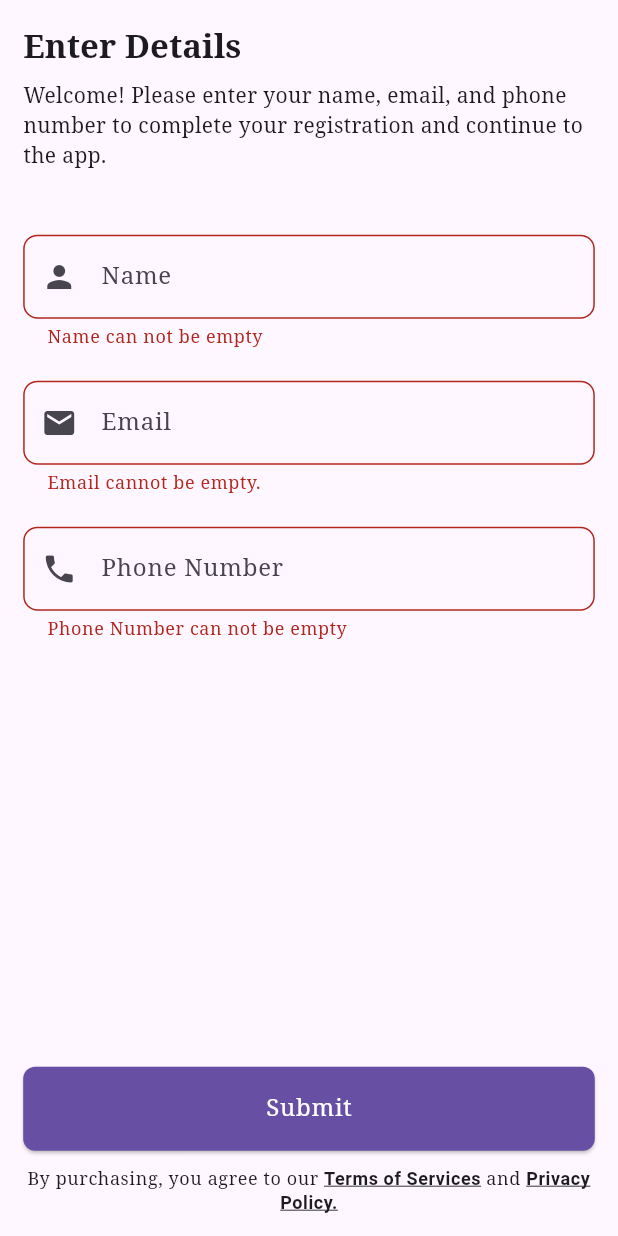
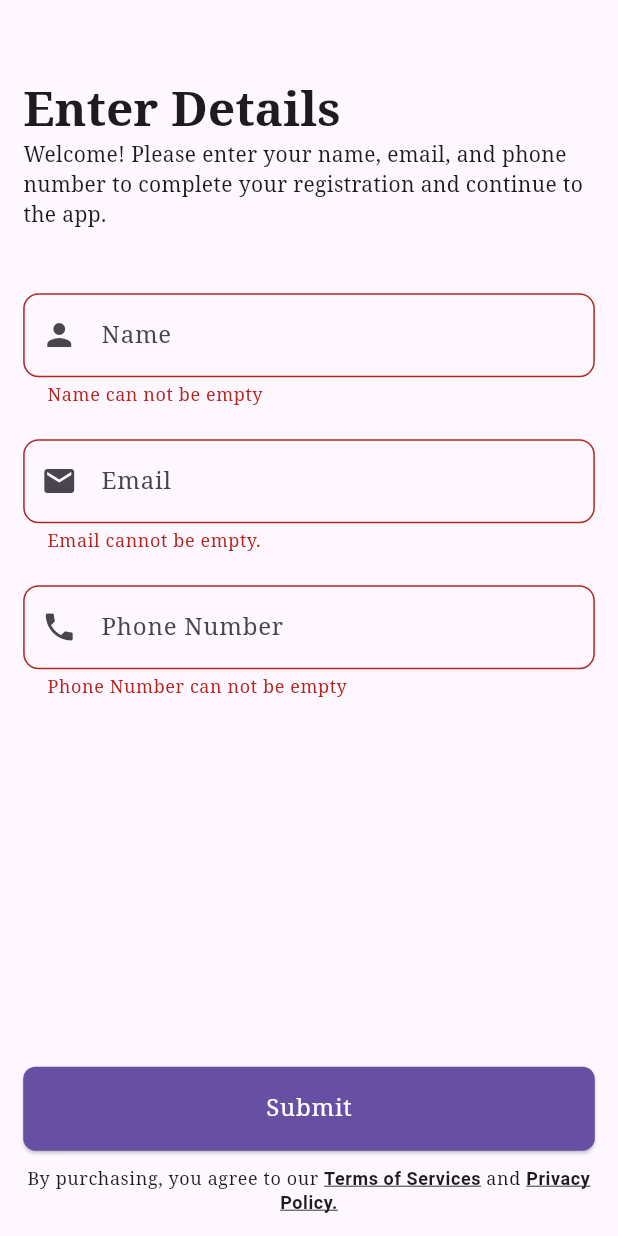
Before and after one commit to Prashant4900/basic_template, a Flutter app: the screen it shows after launch, after a tap on "Skip", after a tap on "Submit", on a phone screen of 412 x 824 dp. Run offline on Flutter 3.47's test engine with Material 3 defaults, Android fonts, the phone set to English and light mode, and no system bars; our stand-ins replace bloc, equatable, flutter_bloc, flutter_native_splash, flutter_screenutil, get_it and 3 more.

Commit message:
add update detail screen

```diff
--- /dev/null
+++ b/lib/utility/regex.dart
@@ -0,0 +1,4 @@
+class MyRegex {
+  static const String emailRegex =
+      r'^[a-zA-Z0-9._%+-]+@[a-zA-Z0-9.-]+\.[a-zA-Z]{2,}$';
+}
--- a/lib/views/components/buttons.dart
+++ b/lib/views/components/buttons.dart
@@ -1,4 +1,5 @@
 import 'package:flutter/material.dart';
+import 'package:flutter_screenutil/flutter_screenutil.dart';
 
 class CustomElevatedButton extends StatelessWidget {
   const CustomElevatedButton({
@@ -18,7 +19,7 @@
         foregroundColor: Theme.of(context).colorScheme.onPrimary,
         minimumSize: const Size(double.infinity, kToolbarHeight),
         shape: RoundedRectangleBorder(
-          borderRadius: BorderRadius.circular(8),
+          borderRadius: BorderRadius.circular(8.dm),
         ),
       ),
       onPressed: onPressed,
--- a/lib/views/components/custom_text_field.dart
+++ b/lib/views/components/custom_text_field.dart
@@ -3,29 +3,29 @@
 
 class CustomTextField extends StatelessWidget {
   const CustomTextField({
-    required this.nameController,
-    required this.detail,
+    required this.controller,
+    required this.hintText,
     required this.validation,
     required this.iconData,
     super.key,
   });
 
-  final TextEditingController nameController;
-  final String detail;
+  final TextEditingController controller;
+  final String hintText;
   final FormFieldValidator<String> validation;
   final IconData iconData;
 
   @override
   Widget build(BuildContext context) {
     return TextFormField(
-      controller: nameController,
+      controller: controller,
       validator: validation,
       keyboardType: TextInputType.name,
       decoration: InputDecoration(
         prefixIcon: Icon(iconData),
-        hintText: detail,
+        hintText: hintText,
         border: OutlineInputBorder(
-          borderRadius: BorderRadius.circular(10.h),
+          borderRadius: BorderRadius.circular(10.dm),
         ),
       ),
     );
--- a/lib/views/components/indicators.dart
+++ b/lib/views/components/indicators.dart
@@ -1,5 +1,6 @@
 import 'package:basic_template/common/dimensions.dart';
 import 'package:flutter/material.dart';
+import 'package:flutter_screenutil/flutter_screenutil.dart';
 
 class DotIndicator extends StatelessWidget {
   const DotIndicator({
@@ -13,13 +14,13 @@
     return AnimatedContainer(
       duration: const Duration(milliseconds: 250),
       margin: horizontalPadding4,
-      height: 5,
-      width: isActive ? 16 : 8,
+      height: 5.h,
+      width: isActive ? 16.w : 8.w,
       decoration: BoxDecoration(
         color: isActive
             ? Theme.of(context).colorScheme.primary
             : Theme.of(context).colorScheme.primaryContainer,
-        borderRadius: const BorderRadius.all(Radius.circular(20)),
+        borderRadius: BorderRadius.all(Radius.circular(20.dm)),
       ),
     );
   }
--- a/lib/views/components/tile_widgets.dart
+++ b/lib/views/components/tile_widgets.dart
@@ -1,4 +1,5 @@
 import 'package:flutter/material.dart';
+import 'package:flutter_screenutil/flutter_screenutil.dart';
 
 class SettingTileWidget extends StatelessWidget {
   const SettingTileWidget({
@@ -26,7 +27,7 @@
     return ListTile(
       contentPadding: EdgeInsets.zero,
       onTap: onTap,
-      leading: leading ?? Icon(leadingIcon, size: 28),
+      leading: leading ?? Icon(leadingIcon, size: 28.w),
       title: Text(
         title,
         style: Theme.of(context).textTheme.bodyLarge,
--- a/lib/views/screens/registration/registration_screen.dart
+++ b/lib/views/screens/registration/registration_screen.dart
@@ -3,11 +3,13 @@
 import 'package:basic_template/routes/routers.dart';
 import 'package:basic_template/services/app_logger.dart';
 import 'package:basic_template/services/app_prefs.dart';
+import 'package:basic_template/utility/regex.dart';
 import 'package:basic_template/views/components/body_widget.dart';
 import 'package:basic_template/views/components/buttons.dart';
 import 'package:basic_template/views/components/custom_text_field.dart';
 import 'package:flutter/gestures.dart';
 import 'package:flutter/material.dart';
+import 'package:flutter_screenutil/flutter_screenutil.dart';
 import 'package:go_router/go_router.dart';
 
 class MyRegistrationScreen extends StatefulWidget {
@@ -47,53 +49,57 @@
         child: Column(
           crossAxisAlignment: CrossAxisAlignment.start,
           children: [
-            verticalMargin20,
+            SizedBox(height: kToolbarHeight.h),
             Text(
               context.lang.enterDetails,
               style: Theme.of(context)
                   .textTheme
-                  .titleLarge!
+                  .headlineLarge!
                   .copyWith(fontWeight: FontWeight.w600),
             ),
-            const SizedBox(height: 8),
             Text(
               context.lang.welcomeMessage,
               style: Theme.of(context).textTheme.bodyMedium,
             ),
             verticalMargin48,
             CustomTextField(
-              nameController: _nameController,
-              detail: context.lang.name,
+              controller: _nameController,
+              hintText: context.lang.name,
               iconData: Icons.person,
               validation: (value) {
-                if (value!.isEmpty) return context.lang.nameCannotBeEmpty;
+                if (value == null || value.isEmpty) {
+                  return context.lang.nameCannotBeEmpty;
+                }
+
                 if (value.length < 3) return context.lang.nameLengthError;
                 return null;
               },
             ),
             verticalMargin24,
             CustomTextField(
-              nameController: _emailController,
-              detail: context.lang.email,
+              controller: _emailController,
+              hintText: context.lang.email,
               iconData: Icons.email,
               validation: (value) {
-                if (value!.isEmpty) return context.lang.emailEmptyError;
-                final emailRegExp = RegExp(
-                  r'^[a-zA-Z0-9._%+-]+@[a-zA-Z0-9.-]+\.[a-zA-Z]{2,}$',
-                );
+                if (value == null || value.isEmpty) {
+                  return context.lang.emailEmptyError;
+                }
+
+                final emailRegExp = RegExp(MyRegex.emailRegex);
                 if (!emailRegExp.hasMatch(value)) {
                   return context.lang.emailValidationInvalid;
                 }
+
                 return null;
               },
             ),
             verticalMargin24,
             CustomTextField(
-              nameController: _phoneNumberController,
-              detail: context.lang.phoneNumber,
+              controller: _phoneNumberController,
+              hintText: context.lang.phoneNumber,
               iconData: Icons.phone,
               validation: (value) {
-                if (value!.isEmpty) {
+                if (value == null || value.isEmpty) {
                   return context.lang.phoneNumberCannotBeEmpty;
                 }
                 if (value.length <= 8 && value.length >= 15) {
```
Also changed, not shown: lib/views/components/body_widget.dart (+4 -3 lines), lib/views/screens/account_details/account_detail_screen.dart (+13 -2 lines), lib/views/screens/account_details/update_detail_screen.dart (+109 -2 lines).
